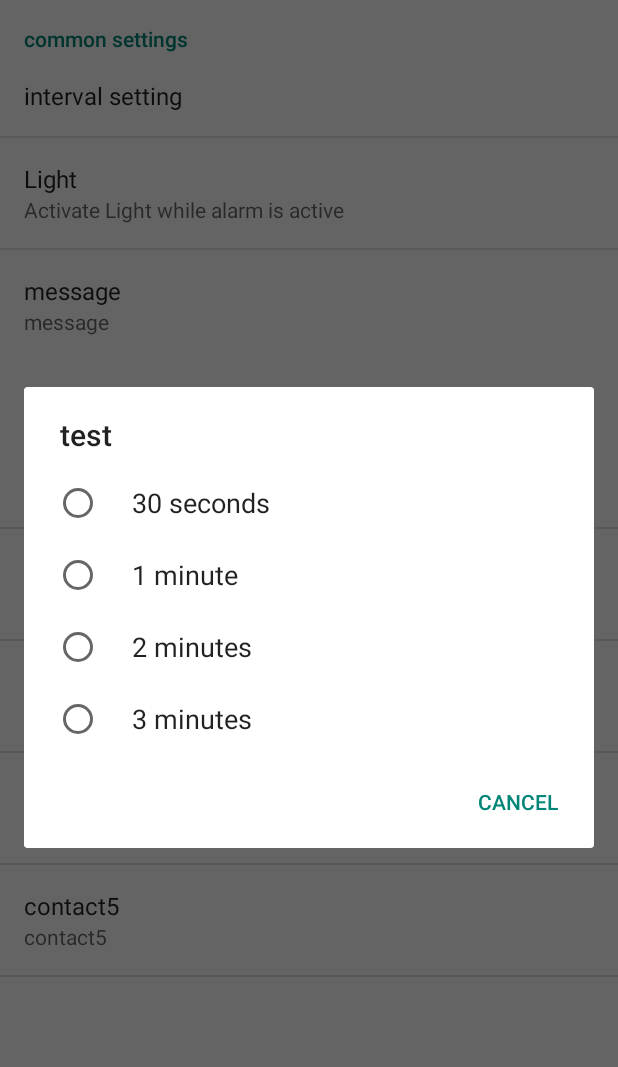
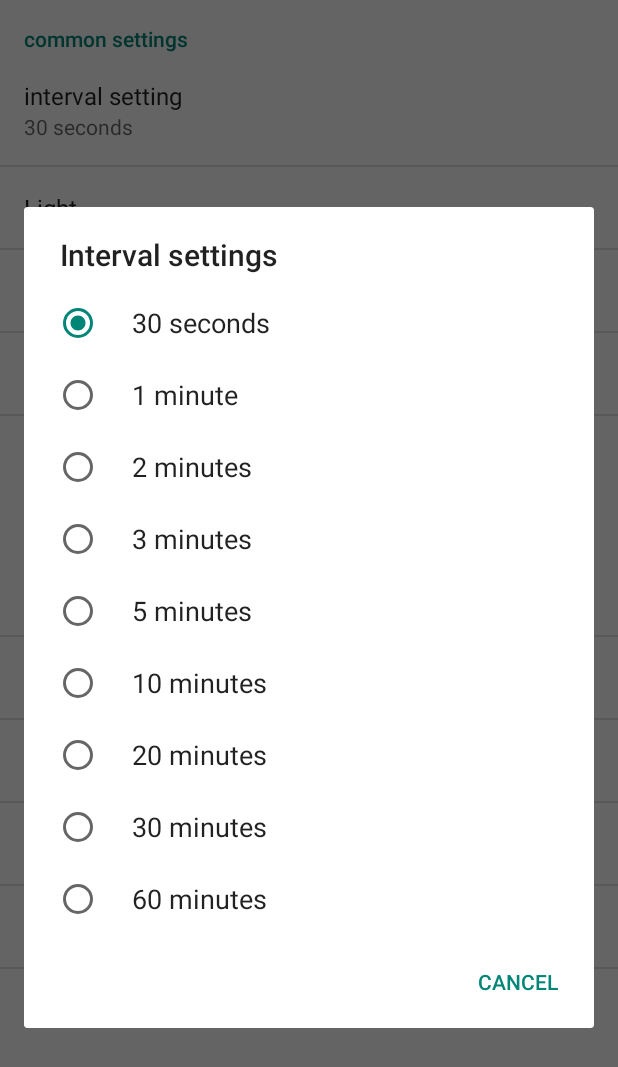
Before and after one commit to disti95/CriminalAlarmApp, an Android app: the PreferencesActivity screen opened directly, with no data from a screen before it, after a tap on "interval setting", on a phone screen of 412 x 824 dp. Shown: the top 1067 px of the screen. Run offline under Robolectric (Android 15) with nearby library versions, the phone set to English and light mode, and no system bars.

Commit message:
preference changes almost done (missing: button/auto off)

```diff
--- a/app/src/main/java/com/example/stefa/sendsms2/PreferencesActivity.java
+++ b/app/src/main/java/com/example/stefa/sendsms2/PreferencesActivity.java
@@ -1,14 +1,76 @@
 package com.example.stefa.sendsms2;
 
+import android.content.SharedPreferences;
 import android.os.Bundle;
+import android.preference.EditTextPreference;
+import android.preference.ListPreference;
+import android.preference.Preference;
 import android.preference.PreferenceActivity;
+import android.preference.PreferenceGroup;
 
-public class PreferencesActivity extends PreferenceActivity {
+public class PreferencesActivity extends PreferenceActivity implements SharedPreferences.OnSharedPreferenceChangeListener{
 
     @Override
     public void onCreate(Bundle savedInstanceState) {
         super.onCreate(savedInstanceState);
         addPreferencesFromResource(R.xml.preferences);
+        initSummary(getPreferenceScreen());
+    }
+
+    @Override
+    protected void onResume() {
+        super.onResume();
+        // Set up a listener whenever a key changes
+        getPreferenceScreen().getSharedPreferences()
+                .registerOnSharedPreferenceChangeListener(this);
+    }
+
+    @Override
+    protected void onPause() {
+        super.onPause();
+        // Unregister the listener whenever a key changes
+        getPreferenceScreen().getSharedPreferences()
+                .unregisterOnSharedPreferenceChangeListener(this);
+    }
+
+    @Override
+    public void onSharedPreferenceChanged(SharedPreferences sharedPreferences, String key) {
+        Preference pref = findPreference(key);
+
+        if (pref instanceof EditTextPreference) {
+            EditTextPreference editTextPreference = (EditTextPreference) pref;
+            pref.setSummary(editTextPreference.getText());
+        }
+        if (pref instanceof ListPreference) {
+            ListPreference listPreference = (ListPreference) pref;
+            pref.setSummary(listPreference.getEntry());
+        }
+    }
+
+    private void initSummary(Preference p) {
+        if (p instanceof PreferenceGroup) {
+            PreferenceGroup pGrp = (PreferenceGroup) p;
+            for (int i = 0; i < pGrp.getPreferenceCount(); i++) {
+                initSummary(pGrp.getPreference(i));
+            }
+        } else {
+            updatePrefSummary(p);
+        }
+    }
+
+    private void updatePrefSummary(Preference p) {
+        if (p instanceof ListPreference) {
+            ListPreference listPref = (ListPreference) p;
+            p.setSummary(listPref.getEntry());
+        }
+        if (p instanceof EditTextPreference) {
+            EditTextPreference editTextPref = (EditTextPreference) p;
+            p.setSummary(editTextPref.getText());
+        }
+//        if (p instanceof MultiSelectListPreference) {
+//            EditTextPreference editTextPref = (EditTextPreference) p;
+//            p.setSummary(editTextPref.getText());
+//        }
     }
 
 }
--- a/app/src/main/res/values/strings.xml
+++ b/app/src/main/res/values/strings.xml
@@ -10,9 +10,29 @@
         <item>"1 minute"</item>
         <item>"2 minutes"</item>
         <item>"3 minutes"</item>
+        <item>"5 minutes"</item>
+        <item>"10 minutes"</item>
+        <item>"20 minutes"</item>
+        <item>"30 minutes"</item>
+        <item>"60 minutes"</item>
+    </string-array>
+    <string-array name="interval_values">
+        <item>"30000"</item>
+        <item>"60000"</item>
+        <item>"120000"</item>
+        <item>"180000"</item>
+        <item>"300000"</item>
+        <item>"600000"</item>
+        <item>"1200000"</item>
+        <item>"1800000"</item>
+        <item>"3600000"</item>
     </string-array>
     <string-array name="bool">
         <item>"on"</item>
         <item>"off"</item>
     </string-array>
+    <string-array name="bool_values">
+        <item>"true"</item>
+        <item>"false"</item>
+    </string-array>
 </resources>
--- a/app/src/main/res/xml/preferences.xml
+++ b/app/src/main/res/xml/preferences.xml
@@ -8,9 +8,9 @@
                     android:key="interval"
                     android:title="interval setting"
                     android:entries="@array/interval"
-                    android:entryValues="@array/interval"
-                    android:dialogTitle="test"
-                    android:defaultValue="test"
+                    android:entryValues="@array/interval_values"
+                    android:dialogTitle="Interval settings"
+                    android:defaultValue="30000"
                     />
                 <ListPreference
                     android:dependency="light"
@@ -18,15 +18,29 @@
                     android:title="Light"
                     android:summary="Activate Light while alarm is active"
                     android:entries="@array/bool"
-                    android:entryValues="@array/bool"
-                    android:dialogTitle="test"
-                    android:defaultValue="test"
+                    android:entryValues="@array/bool_values"
+                    android:dialogTitle="Turn on Light while sending"
+                    />
+                <ListPreference
+                    android:dependency="alarm"
+                    android:key="alarm"
+                    android:title="alarm"
+                    android:summary=""
+                    android:entries="@array/bool"
+                    android:entryValues="@array/bool_values"
+                    android:dialogTitle=""
                     />
                 <EditTextPreference
                     android:key="message"
                     android:title="message"
                     android:summary="message"
-                    android:defaultValue="that's the default value of the message"
+                    android:defaultValue=""
+                    />
+                <EditTextPreference
+                    android:key="code"
+                    android:title="code"
+                    android:summary="code"
+                    android:defaultValue=""
                     />
         </PreferenceCategory>
 
```
Also changed, not shown: app/src/main/java/com/example/stefa/sendsms2/MainActivity.java (+25 -0 lines), app/src/main/res/layout/activity_main.xml (+20 -0 lines).
